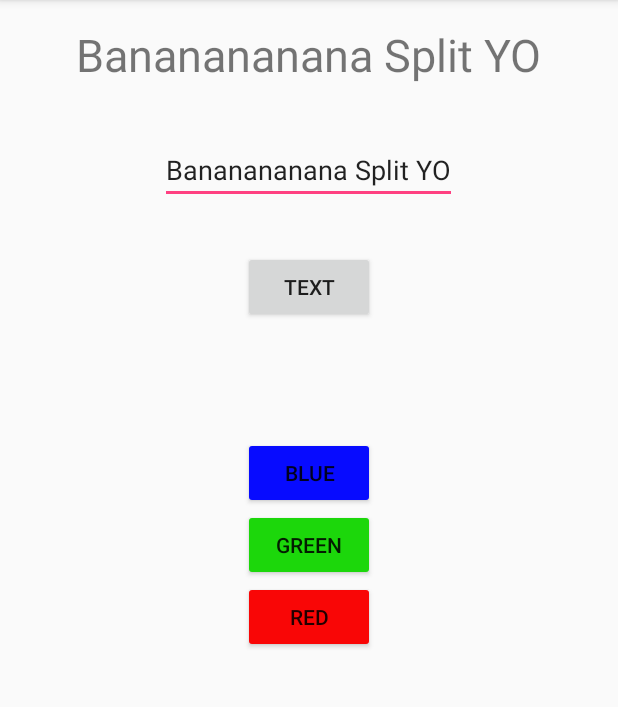
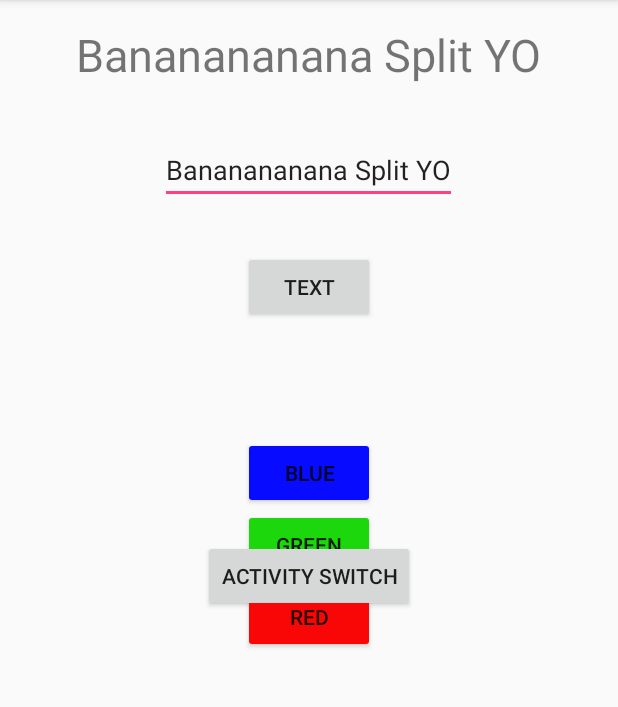
Before and after one commit to SpencerRS/Homework, an Android app: the screen it shows after launch (MainActivity), on a phone screen of 412 x 824 dp, the part 84-791 px from its top. Run offline under Robolectric (Android 15) with nearby library versions, the phone set to English and light mode, and no system bars.

Commit message:
More practice work added/updated.

```diff
--- a/SimpleApp1.0/app/src/main/AndroidManifest.xml
+++ b/SimpleApp1.0/app/src/main/AndroidManifest.xml
@@ -15,6 +15,8 @@
                 <category android:name="android.intent.category.LAUNCHER" />
             </intent-filter>
         </activity>
+        <activity android:name=".SecondActivity" />
+        <activity android:name=".ThirdActivity"></activity>
     </application>
 
 </manifest>
--- a/SimpleApp1.0/app/src/main/java/com/effoff/spizzyrich/simpleapp10/MainActivity.java
+++ b/SimpleApp1.0/app/src/main/java/com/effoff/spizzyrich/simpleapp10/MainActivity.java
@@ -1,5 +1,6 @@
 package com.effoff.spizzyrich.simpleapp10;
 
+import android.content.Intent;
 import android.graphics.Color;
 import android.os.Bundle;
 import android.support.v7.app.AppCompatActivity;
@@ -8,7 +9,9 @@ import android.view.View;
 import android.widget.Button;
 import android.widget.EditText;
 import android.widget.TextView;
+
 import static android.graphics.Color.BLUE;
+
 public class MainActivity extends AppCompatActivity {
 
 
@@ -18,6 +21,7 @@ public class MainActivity extends AppCompatActivity {
     Button mrRedButton;
     TextView mrTextOutput;
     EditText mrsTextInput;
+    Button mrActivitySwitch;
 
     @Override
     protected void onCreate(Bundle savedInstanceState) {
@@ -39,30 +43,40 @@ public class MainActivity extends AppCompatActivity {
                 mrTextOutput.setText(input);
             }
         });
-        mrRedButton.setOnClickListener(new View.OnClickListener(){
+        mrRedButton.setOnClickListener(new View.OnClickListener() {
             @Override
-            public void onClick(View view){
+            public void onClick(View view) {
                 mrTextOutput.setTextColor(Color.RED);
                 Editable input = mrsTextInput.getText();
                 mrTextOutput.setText(input);
             }
         });
-        mrGreenButton.setOnClickListener(new View.OnClickListener(){
+        mrGreenButton.setOnClickListener(new View.OnClickListener() {
             @Override
-            public void onClick(View view){
+            public void onClick(View view) {
                 mrTextOutput.setTextColor(Color.GREEN);
                 Editable input = mrsTextInput.getText();
                 mrTextOutput.setText(input);
             }
         });
 
-        mrTextButton.setOnClickListener(new View.OnClickListener(){
+        mrTextButton.setOnClickListener(new View.OnClickListener() {
             @Override
-            public void onClick(View view){
+            public void onClick(View view) {
                 Editable input = mrsTextInput.getText();
                 mrTextOutput.setText(input);
             }
         });
+        mrActivitySwitch = (Button) findViewById(R.id.button);
 
+        mrActivitySwitch.setOnClickListener(new View.OnClickListener() {
+
+            @Override
+            public void onClick(View v) {
+                Intent intent = new Intent(MainActivity.this, SecondActivity.class);
+                StartActivity(intent);
+
+            }
+        });
     }
 }
--- a/SimpleApp1.0/app/src/main/res/layout/activity_main.xml
+++ b/SimpleApp1.0/app/src/main/res/layout/activity_main.xml
@@ -67,4 +67,12 @@
         android:layout_alignLeft="@+id/greenButton"
         android:layout_alignStart="@+id/greenButton" />
 
+    <Button
+        android:layout_width="wrap_content"
+        android:layout_height="wrap_content"
+        android:text="Activity Switch"
+        android:id="@+id/button"
+        android:layout_centerVertical="true"
+        android:layout_centerHorizontal="true" />
+
 </RelativeLayout>
```
Also changed, not shown: SimpleApp1.0/app/src/main/java/com/effoff/spizzyrich/simpleapp10/SecondActivity.java (added, +30 -0 lines), SimpleApp1.0/app/src/main/java/com/effoff/spizzyrich/simpleapp10/ThirdActivity.java (added, +14 -0 lines), SimpleApp1.0/app/src/main/res/layout/activity_second.xml (added, +19 -0 lines), SimpleApp1.0/app/src/main/res/layout/activity_third.xml (added, +12 -0 lines).
